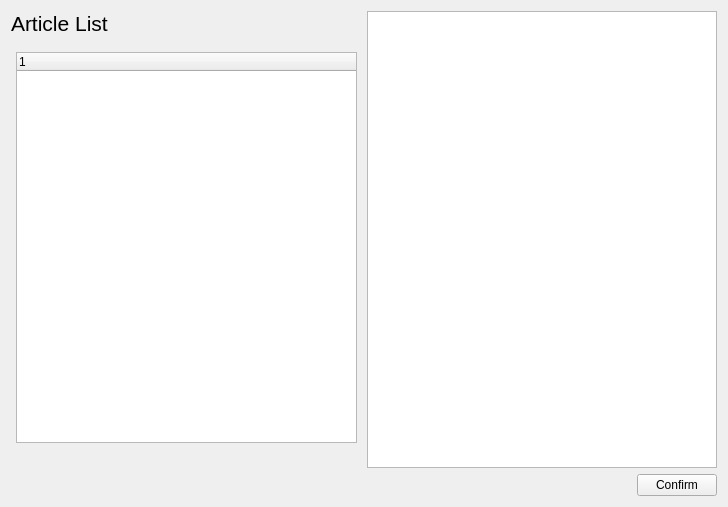
Qt form Projects/Krabby/src/choosearticledialog.ui (PikachuHy/Oak-Pokemon-Research-Lab) before a commit.
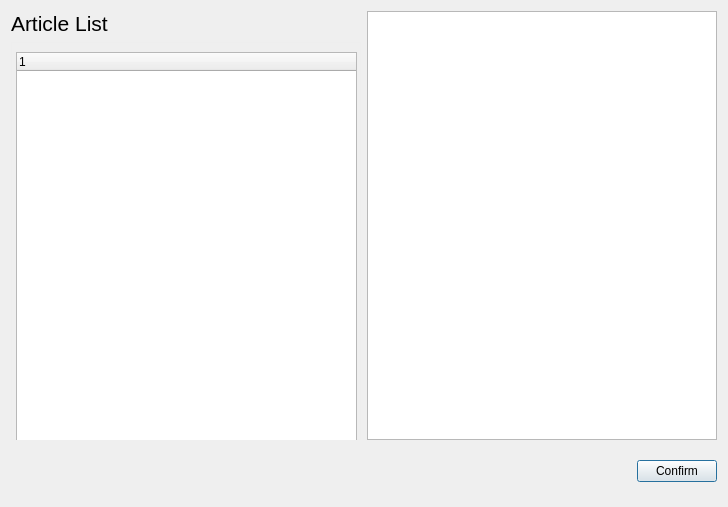
The same form after that commit. Icons and pictures are not drawn.

Diff of the .ui file:
```diff
--- a/Projects/Krabby/src/choosearticledialog.ui
+++ b/Projects/Krabby/src/choosearticledialog.ui
@@ -69,10 +69,16 @@
     <layout class="QHBoxLayout" name="horizontalLayout_2">
      <item>
       <widget class="QPushButton" name="pushButtonFolder">
-       <property name="baseSize">
+       <property name="minimumSize">
         <size>
-         <width>32</width>
-         <height>32</height>
+         <width>50</width>
+         <height>50</height>
+        </size>
+       </property>
+       <property name="maximumSize">
+        <size>
+         <width>50</width>
+         <height>50</height>
         </size>
        </property>
        <property name="text">
@@ -80,8 +86,8 @@
        </property>
        <property name="iconSize">
         <size>
-         <width>32</width>
-         <height>32</height>
+         <width>25</width>
+         <height>25</height>
         </size>
        </property>
        <property name="flat">
@@ -107,6 +113,12 @@
        <property name="text">
         <string>Confirm</string>
        </property>
+       <property name="default">
+        <bool>true</bool>
+       </property>
+       <property name="flat">
+        <bool>false</bool>
+       </property>
       </widget>
      </item>
     </layout>
```
Left out of the diff: 8 changed lines with no effect on the pictures.
